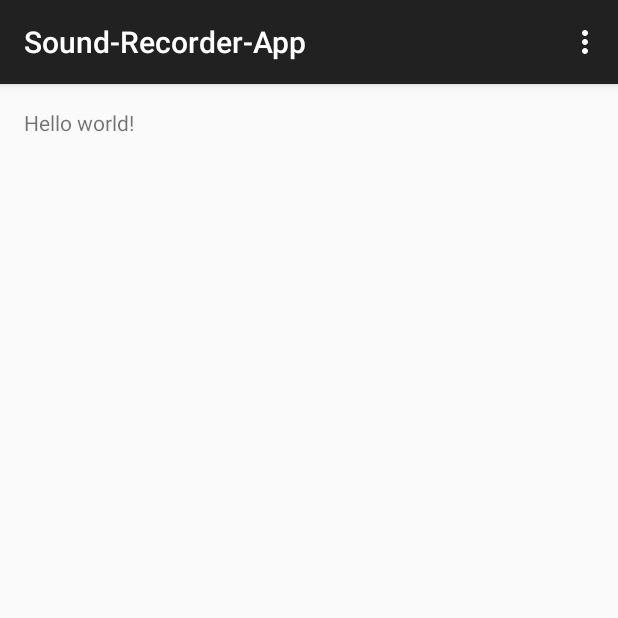
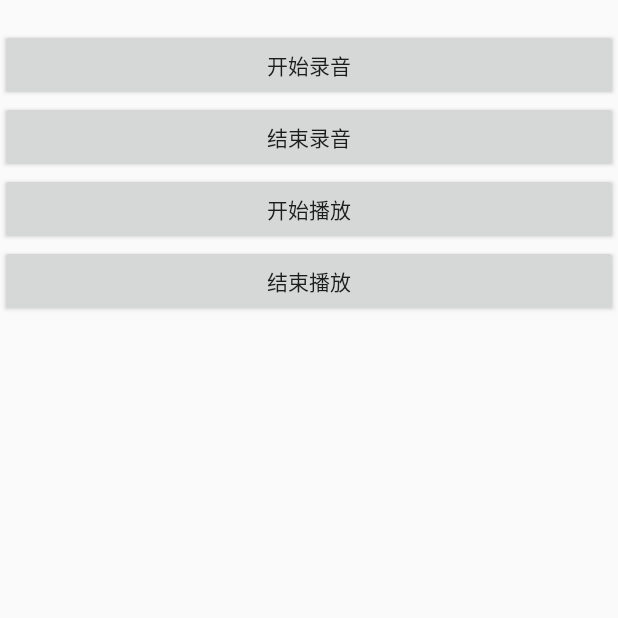
Before and after one commit to jaredgthub/Sound-Recorder-App, an Android app: the screen it shows after launch (MainActivity before the commit, RecordActivity after it), on a phone screen of 412 x 824 dp, the top half of it. Run offline under Robolectric (Android 15) with nearby library versions, the phone set to English and light mode, and no system bars.

Commit message:
record and play.

```diff
--- a/app/src/main/AndroidManifest.xml
+++ b/app/src/main/AndroidManifest.xml
@@ -8,7 +8,7 @@
         android:label="@string/app_name"
         android:theme="@style/AppTheme" >
         <activity
-            android:name=".MainActivity"
+            android:name=".RecordActivity"
             android:label="@string/app_name" >
             <intent-filter>
                 <action android:name="android.intent.action.MAIN" />
@@ -17,5 +17,7 @@
             </intent-filter>
         </activity>
     </application>
-
+    <uses-permission android:name="android.permission.WRITE_EXTERNAL_STORAGE" />
+    <uses-permission android:name="android.permission.MOUNT_UNMOUNT_FILESYSTEMS"/>
+    <uses-permission android:name="android.permission.RECORD_AUDIO" />
 </manifest>
--- /dev/null
+++ b/app/src/main/java/com/alpha/sound_recorder_app/RecordActivity.java
@@ -0,0 +1,138 @@
+package com.alpha.sound_recorder_app;
+
+/**
+ * Created by huangshihe on 2015/7/14.
+ */
+import java.io.IOException;
+import android.app.Activity;
+import android.media.MediaPlayer;
+import android.media.MediaRecorder;
+import android.os.Bundle;
+import android.os.Environment;
+import android.util.Log;
+import android.view.View;
+import android.view.View.OnClickListener;
+import android.widget.Button;
+
+public class RecordActivity extends Activity {
+
+    private static final String LOG_TAG = "AudioRecordTest";
+    //语音文件保存路径
+    private String FileName = null;
+
+    //界面控件
+    private Button startRecordBtn;
+    private Button startPlayBtn;
+    private Button stopRecordBtn;
+    private Button stopPlayBtn;
+
+    //语音操作对象
+    private MediaPlayer mPlayer = null;
+    private MediaRecorder mRecorder = null;
+    /** Called when the activity is first created. */
+    @Override
+    public void onCreate(Bundle savedInstanceState) {
+        super.onCreate(savedInstanceState);
+        setContentView(R.layout.record);
+
+        //开始录音
+        startRecordBtn = (Button)findViewById(R.id.startRecord);
+        startRecordBtn.setText(R.string.startRecord);
+        //绑定监听器
+        startRecordBtn.setOnClickListener(new startRecordListener());
+
+        //结束录音
+        stopRecordBtn = (Button)findViewById(R.id.stopRecord);
+        stopRecordBtn.setText(R.string.stopRecord);
+        stopRecordBtn.setOnClickListener(new stopRecordListener());
+
+        //开始播放
+        startPlayBtn = (Button)findViewById(R.id.startPlay);
+        startPlayBtn.setText(R.string.startPlay);
+        //绑定监听器
+        startPlayBtn.setOnClickListener(new startPlayListener());
+
+        //结束播放
+        stopPlayBtn = (Button)findViewById(R.id.stopPlay);
+        stopPlayBtn.setText(R.string.stopPlay);
+        stopPlayBtn.setOnClickListener(new stopPlayListener());
+
+        //设置sdcard的路径
+        FileName = Environment.getExternalStorageDirectory().getAbsolutePath();
+        //TODO random record name.
+        FileName += "/hello.3gp";
+    }
+
+    //开始录音
+    class startRecordListener implements OnClickListener{
+        @Override
+        public void onClick(View v) {
+            mRecorder = new MediaRecorder();
+            mRecorder.setAudioSource(MediaRecorder.AudioSource.MIC);
+            mRecorder.setOutputFormat(MediaRecorder.OutputFormat.THREE_GPP);
+            mRecorder.setOutputFile(FileName);
+            mRecorder.setAudioEncoder(MediaRecorder.AudioEncoder.AMR_NB);
+            try {
+                mRecorder.prepare();
+            } catch (IOException e) {
+                Log.e(LOG_TAG, "prepare() failed");
+            }
+            //error!
+            try{
+                mRecorder.start();
+            }catch (Exception e){
+                e.printStackTrace();
+                Log.e(LOG_TAG,"error in start! ");
+            }
+            Log.e(LOG_TAG,"start !");
+            startRecordBtn.setEnabled(false);
+            stopRecordBtn.setEnabled(true);
+        }
+    }
+
+    /**
+     * 停止录音
+     */
+    class stopRecordListener implements OnClickListener{
+        @Override
+        public void onClick(View v) {
+            mRecorder.stop();
+            mRecorder.release();
+            mRecorder = null;
+            startRecordBtn.setEnabled(true);
+            stopRecordBtn.setEnabled(false);
+        }
+    }
+
+    /*
+     * 播放录音
+     */
+    class startPlayListener implements OnClickListener{
+        @Override
+        public void onClick(View v) {
+            mPlayer = new MediaPlayer();
+            try{
+                mPlayer.setDataSource(FileName);
+                mPlayer.prepare();
+                mPlayer.start();
+            }catch(IOException e){
+                Log.e(LOG_TAG,"播放失败");
+            }
+            startPlayBtn.setEnabled(false);
+            stopPlayBtn.setEnabled(true);
+        }
+    }
+
+    /*
+     * 停止播放录音
+     */
+    class stopPlayListener implements OnClickListener{
+        @Override
+        public void onClick(View v) {
+            mPlayer.release();
+            mPlayer = null;
+            startPlayBtn.setEnabled(true);
+            stopPlayBtn.setEnabled(false);
+        }
+    }
+}
--- /dev/null
+++ b/app/src/main/res/layout/record.xml
@@ -0,0 +1,31 @@
+<?xml version="1.0" encoding="utf-8"?>
+<LinearLayout xmlns:android="http://schemas.android.com/apk/res/android"
+    android:layout_width="fill_parent"
+    android:layout_height="fill_parent"
+    android:orientation="vertical" >
+
+    <TextView
+        android:layout_width="fill_parent"
+        android:layout_height="wrap_content"
+        android:text="@string/hello" />
+    <Button
+        android:id="@+id/startRecord"
+        android:layout_width="fill_parent"
+        android:layout_height="wrap_content"
+        />
+    <Button
+        android:id="@+id/stopRecord"
+        android:layout_width="fill_parent"
+        android:layout_height="wrap_content"
+        />
+    <Button
+        android:id="@+id/startPlay"
+        android:layout_width="fill_parent"
+        android:layout_height="wrap_content"
+        />
+    <Button
+        android:id="@+id/stopPlay"
+        android:layout_width="fill_parent"
+        android:layout_height="wrap_content"
+        />
+</LinearLayout>
--- a/app/src/main/res/values/strings.xml
+++ b/app/src/main/res/values/strings.xml
@@ -3,4 +3,10 @@
 
     <string name="hello_world">Hello world!</string>
     <string name="action_settings">Settings</string>
+
+    <string name="hello"></string>
+    <string name="startRecord">开始录音</string>
+    <string name="stopRecord">结束录音</string>
+    <string name="startPlay">开始播放</string>
+    <string name="stopPlay">结束播放</string>
 </resources>
```
